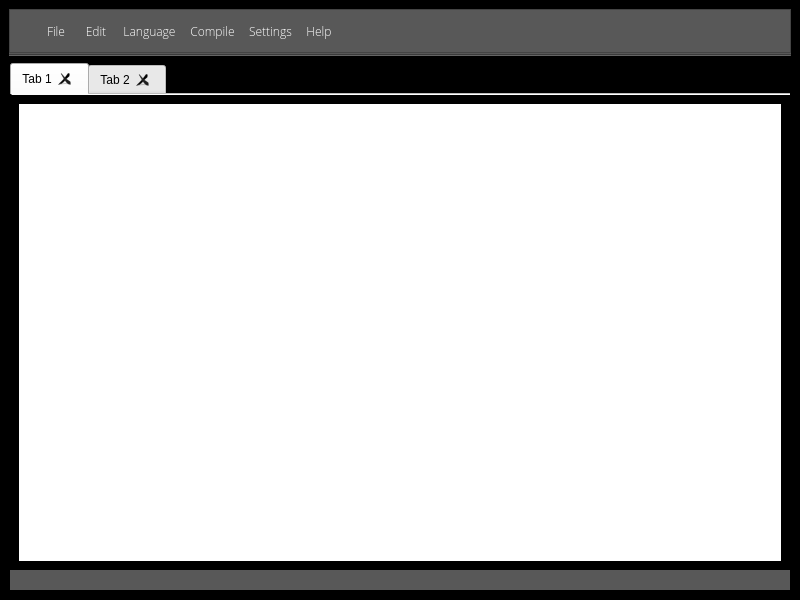
First picture: the form in mainwindow.ui, repository ez80/TitaniumIDE, before the edit.
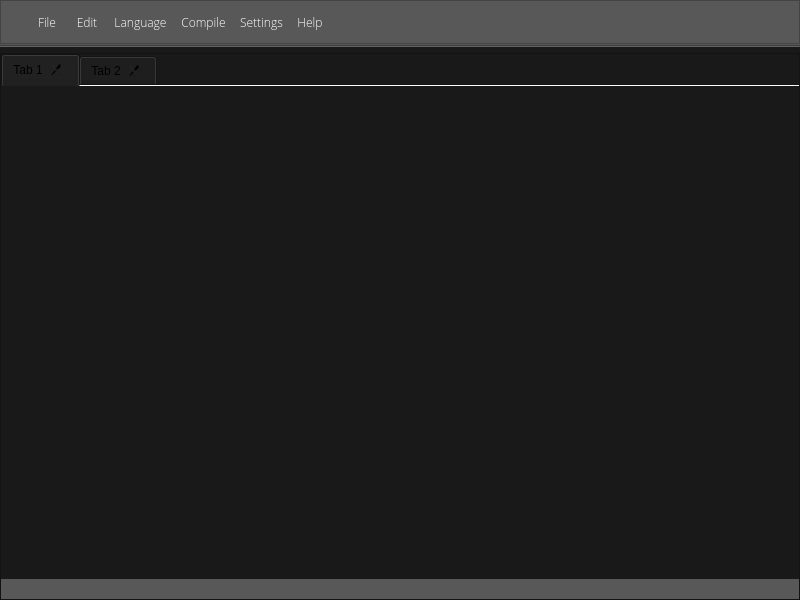
Second picture: the form after the edit. The open tabs and pages were chosen to show the change. Icons and pictures are not drawn.

The edit to the form file:
```diff
--- a/mainwindow.ui
+++ b/mainwindow.ui
@@ -13,72 +13,125 @@
   <property name="palette">
    <palette>
     <active>
+     <colorrole role="Button">
+      <brush brushstyle="SolidPattern">
+       <color alpha="255">
+        <red>25</red>
+        <green>25</green>
+        <blue>25</blue>
+       </color>
+      </brush>
+     </colorrole>
      <colorrole role="Base">
       <brush brushstyle="SolidPattern">
        <color alpha="255">
-        <red>255</red>
-        <green>255</green>
-        <blue>255</blue>
+        <red>25</red>
+        <green>25</green>
+        <blue>25</blue>
        </color>
       </brush>
      </colorrole>
      <colorrole role="Window">
       <brush brushstyle="SolidPattern">
        <color alpha="255">
-        <red>0</red>
-        <green>0</green>
-        <blue>0</blue>
+        <red>25</red>
+        <green>25</green>
+        <blue>25</blue>
        </color>
       </brush>
      </colorrole>
     </active>
     <inactive>
+     <colorrole role="Button">
+      <brush brushstyle="SolidPattern">
+       <color alpha="255">
+        <red>25</red>
+        <green>25</green>
+        <blue>25</blue>
+       </color>
+      </brush>
+     </colorrole>
      <colorrole role="Base">
       <brush brushstyle="SolidPattern">
        <color alpha="255">
-        <red>255</red>
-        <green>255</green>
-        <blue>255</blue>
+        <red>25</red>
+        <green>25</green>
+        <blue>25</blue>
        </color>
       </brush>
      </colorrole>
      <colorrole role="Window">
       <brush brushstyle="SolidPattern">
        <color alpha="255">
-        <red>0</red>
-        <green>0</green>
-        <blue>0</blue>
+        <red>25</red>
+        <green>25</green>
+        <blue>25</blue>
        </color>
       </brush>
      </colorrole>
     </inactive>
     <disabled>
+     <colorrole role="Button">
+      <brush brushstyle="SolidPattern">
+       <color alpha="255">
+        <red>25</red>
+        <green>25</green>
+        <blue>25</blue>
+       </color>
+      </brush>
+     </colorrole>
      <colorrole role="Base">
       <brush brushstyle="SolidPattern">
        <color alpha="255">
-        <red>0</red>
-        <green>0</green>
-        <blue>0</blue>
+        <red>25</red>
+        <green>25</green>
+        <blue>25</blue>
        </color>
       </brush>
      </colorrole>
      <colorrole role="Window">
       <brush brushstyle="SolidPattern">
        <color alpha="255">
-        <red>0</red>
-        <green>0</green>
-        <blue>0</blue>
+        <red>25</red>
+        <green>25</green>
+        <blue>25</blue>
        </color>
       </brush>
      </colorrole>
     </disabled>
    </palette>
   </property>
+  <property name="font">
+   <font>
+    <stylestrategy>PreferAntialias</stylestrategy>
+   </font>
+  </property>
   <property name="windowTitle">
    <string>TitaniumIDE</string>
   </property>
+  <property name="styleSheet">
+   <string notr="true">background-color:rgb(25, 25, 25);</string>
+  </property>
   <widget class="QWidget" name="centralwidget">
+   <property name="layoutDirection">
+    <enum>Qt::LeftToRight</enum>
+   </property>
+   <property name="styleSheet">
+    <string notr="true"/>
+   </property>
    <layout class="QGridLayout" name="gridLayout_2">
+    <property name="leftMargin">
+     <number>0</number>
+    </property>
+    <property name="topMargin">
+     <number>0</number>
+    </property>
+    <property name="rightMargin">
+     <number>0</number>
+    </property>
+    <property name="bottomMargin">
+     <number>0</number>
+    </property>
     <item row="0" column="0">
      <widget class="QFrame" name="frame">
       <property name="sizePolicy">
@@ -720,6 +773,18 @@
            <string>Tab 1</string>
           </attribute>
           <layout class="QVBoxLayout" name="verticalLayout_3">
+           <property name="leftMargin">
+            <number>0</number>
+           </property>
+           <property name="topMargin">
+            <number>0</number>
+           </property>
+           <property name="rightMargin">
+            <number>0</number>
+           </property>
+           <property name="bottomMargin">
+            <number>0</number>
+           </property>
            <item>
             <widget class="QTextEdit" name="textEdit">
              <property name="font">
```
Left out of the diff: 2 changed lines with no effect on the pictures.
